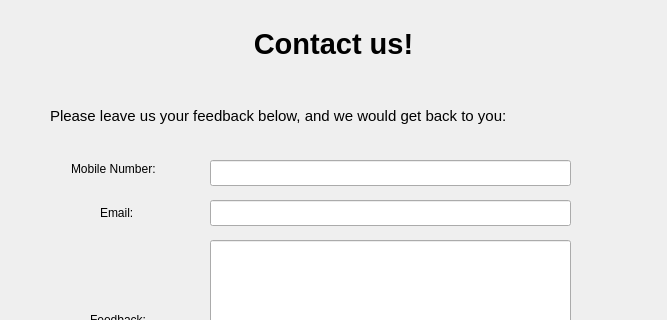
This is contactuswindow.ui in KirolousFouty/Hospital_Project as Qt 5 draws it before an edit; both pictures show x 0 to 667 and y 0 to 320 of the 667 by 498 pixel window. The edited form follows.
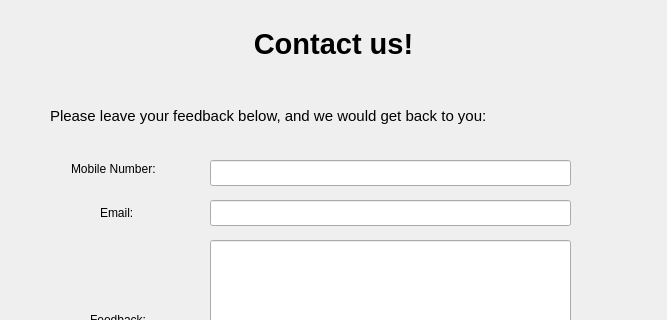
This is the edited form.

```diff
--- a/contactuswindow.ui
+++ b/contactuswindow.ui
@@ -50,7 +50,7 @@
     </font>
    </property>
    <property name="text">
-    <string>Please leave us your feedback below, and we would get back to you:</string>
+    <string>Please leave your feedback below, and we would get back to you:</string>
    </property>
   </widget>
   <widget class="QLabel" name="mobileNumberTitle">
```
